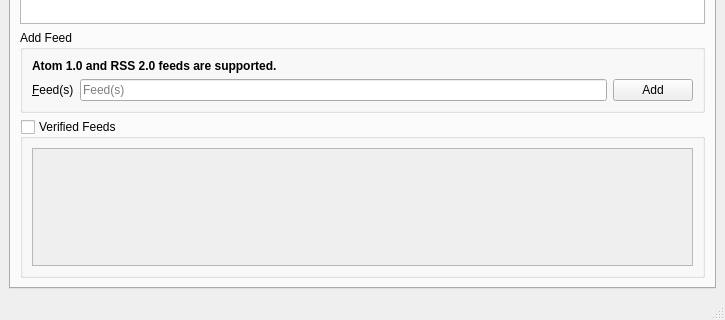
This is Source/UI/spot-on-rss.ui in textbrowser/spot-on as Qt 5 draws it before an edit; both pictures show x 0 to 725 and y 480 to 800 of the 725 by 800 pixel window. The edited form follows.
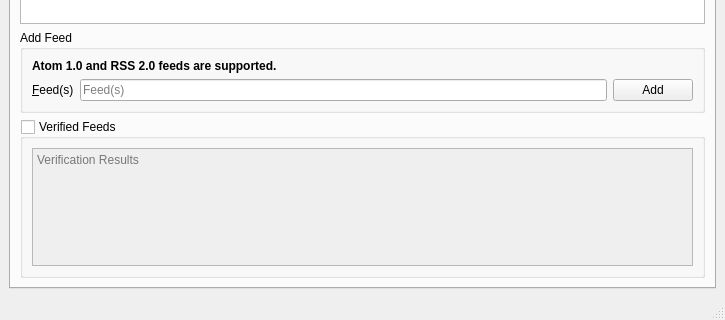
This is the edited form. Icons and pictures are not drawn. Custom widgets are drawn as their Qt base class.

Commit message: Placeholder text.

```diff
--- a/Source/UI/spot-on-rss.ui
+++ b/Source/UI/spot-on-rss.ui
@@ -590,6 +590,9 @@
              <property name="tabChangesFocus">
               <bool>true</bool>
              </property>
+             <property name="placeholderText">
+              <string>Verification Results</string>
+             </property>
              <property name="openLinks">
               <bool>false</bool>
              </property>
```
Left out of the diff: 12 changed lines with no effect on the pictures. The commit also changes 8 other files.
